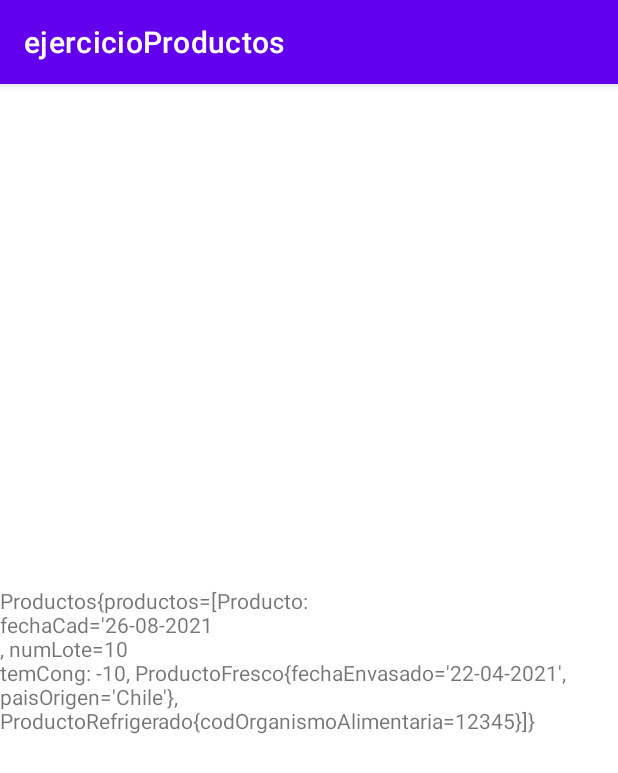
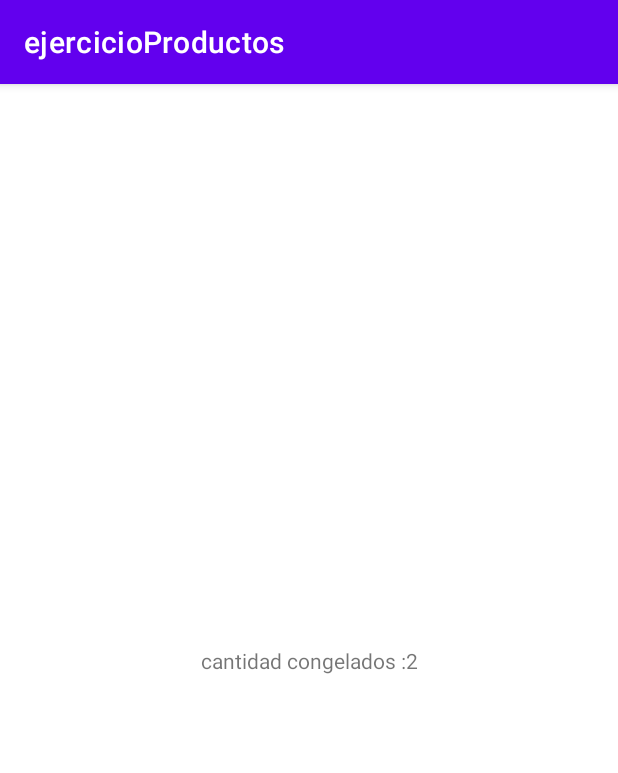
Before and after one commit to nvaldesc/USACH22042021, an Android app: the screen it shows after launch (MainActivity), on a phone screen of 412 x 824 dp. Shown: the top 773 px of the screen. Run offline under Robolectric (Android 15) with nearby library versions, the phone set to English and light mode, and no system bars.

```diff
--- a/app/src/main/java/com/example/ejercicioproductos/MainActivity.java
+++ b/app/src/main/java/com/example/ejercicioproductos/MainActivity.java
@@ -3,6 +3,8 @@ package com.example.ejercicioproductos;
 import androidx.appcompat.app.AppCompatActivity;
 
 import android.os.Bundle;
+import android.widget.Button;
+import android.widget.ImageView;
 import android.widget.TextView;
 
 import com.example.ejercicioproductos.colecciones.Productos;
@@ -24,16 +26,17 @@ public class MainActivity extends AppCompatActivity {
 
         productos = new Productos();
 
-        ProductoCongelado pc = new ProductoCongelado("26-08-2021",10,-10);
+        ProductoCongelado pc1 = new ProductoCongelado("26-08-2021",10,-10);
+        ProductoCongelado pc2 = new ProductoCongelado("26-08-2021",14,-20);
         ProductoFresco pf = new ProductoFresco("27-04-2021",3,"22-04-2021","Chile");
         ProductoRefrigerado pr = new ProductoRefrigerado("20-07-2021",56,12345);
 
-        productos.addProducto(pc);
+        productos.addProducto(pc1);
+        productos.addProducto(pc2);
         productos.addProducto(pf);
         productos.addProducto(pr);
 
-
-       mensaje.setText(productos.toString());
+       mensaje.setText("cantidad congelados :"+productos.obtenerTodosLosCongelados());
 
 
 
--- a/app/src/main/java/com/example/ejercicioproductos/colecciones/Productos.java
+++ b/app/src/main/java/com/example/ejercicioproductos/colecciones/Productos.java
@@ -1,6 +1,9 @@
 package com.example.ejercicioproductos.colecciones;
 
+import android.os.Build;
+
 import com.example.ejercicioproductos.model.Producto;
+import com.example.ejercicioproductos.model.ProductoCongelado;
 
 import java.util.ArrayList;
 
@@ -23,8 +26,38 @@ public class Productos {
     @Override
     public String toString() {
         return "Productos{" +
-                "productos=" + productos +
+                productos +
                 '}';
+    }
+
+    public int size(){
+        return this.productos.size();
+    }
+    public boolean isEmpty(){
+        return this.productos.isEmpty();
+    }
+    public long obtenerTodosLosCongelados(){
+
+        long contador = 0;
+        /*
+        for (int i=0;i<this.productos.size();i++){
+            Producto p = this.productos.get(i);
+            if(p instanceof ProductoCongelado){
+                contador++;
+            }
+        }*/
+        /*
+        for (Producto p:this.productos) {
+            if(p instanceof ProductoCongelado)
+                contador++;
+        }*/
+
+        if (Build.VERSION.SDK_INT >= Build.VERSION_CODES.N) {
+            contador = productos.stream().filter(p -> p instanceof ProductoCongelado).count();
+        }
+
+
+        return contador;
     }
 
     public ArrayList<Producto> getProductos() {
--- a/app/src/main/java/com/example/ejercicioproductos/model/Producto.java
+++ b/app/src/main/java/com/example/ejercicioproductos/model/Producto.java
@@ -19,8 +19,8 @@ public class Producto {
 
     @Override
     public String toString() {
-        return "Producto:" + '\n' +
-                "fechaCad='" + fechaCad + '\n' +
+        return "Producto:" +
+                "fechaCad='" + fechaCad+
                 ", numLote=" + numLote;
     }
 
--- a/app/src/main/java/com/example/ejercicioproductos/model/ProductoCongelado.java
+++ b/app/src/main/java/com/example/ejercicioproductos/model/ProductoCongelado.java
@@ -22,7 +22,7 @@ public class ProductoCongelado extends Producto{
 
     @Override
     public String toString() {
-        return super.toString()+ '\n' +"temCong: "+this.tempCongelacionRecomendada;
+        return super.toString()+ "temCong: "+this.tempCongelacionRecomendada;
     }
 
     public int getTempCongelacionRecomendada() {
--- a/app/src/main/java/com/example/ejercicioproductos/model/ProductoFresco.java
+++ b/app/src/main/java/com/example/ejercicioproductos/model/ProductoFresco.java
@@ -25,10 +25,8 @@ public class ProductoFresco extends Producto{
 
     @Override
     public String toString() {
-        return "ProductoFresco{" +
-                "fechaEnvasado='" + fechaEnvasado + '\'' +
-                ", paisOrigen='" + paisOrigen + '\'' +
-                '}';
+        return "fechaEnvasado='" + fechaEnvasado +
+                ", paisOrigen='" + paisOrigen;
     }
 
     public String getFechaEnvasado() {
--- a/app/src/main/java/com/example/ejercicioproductos/model/ProductoRefrigerado.java
+++ b/app/src/main/java/com/example/ejercicioproductos/model/ProductoRefrigerado.java
@@ -20,9 +20,7 @@ public class ProductoRefrigerado extends Producto{
 
     @Override
     public String toString() {
-        return "ProductoRefrigerado{" +
-                "codOrganismoAlimentaria=" + codOrganismoAlimentaria +
-                '}';
+        return "codOrganismoAlimentaria=" + codOrganismoAlimentaria;
     }
 
 
--- a/app/src/main/res/layout/activity_main.xml
+++ b/app/src/main/res/layout/activity_main.xml
@@ -1,5 +1,6 @@
 <?xml version="1.0" encoding="utf-8"?>
-<androidx.constraintlayout.widget.ConstraintLayout xmlns:android="http://schemas.android.com/apk/res/android"
+<androidx.constraintlayout.widget.ConstraintLayout
+    xmlns:android="http://schemas.android.com/apk/res/android"
     xmlns:app="http://schemas.android.com/apk/res-auto"
     xmlns:tools="http://schemas.android.com/tools"
     android:layout_width="match_parent"
--- a/app/src/main/res/values/colors.xml
+++ b/app/src/main/res/values/colors.xml
@@ -7,4 +7,5 @@
     <color name="teal_700">#FF018786</color>
     <color name="black">#FF000000</color>
     <color name="white">#FFFFFFFF</color>
+    <color name="myColor">#81D325</color>
 </resources>
```
Also changed, not shown: app/src/main/AndroidManifest.xml (line endings or trailing spaces), app/src/main/res/drawable-v24/ic_launcher_foreground.xml (line endings or trailing spaces), 1 other file.
